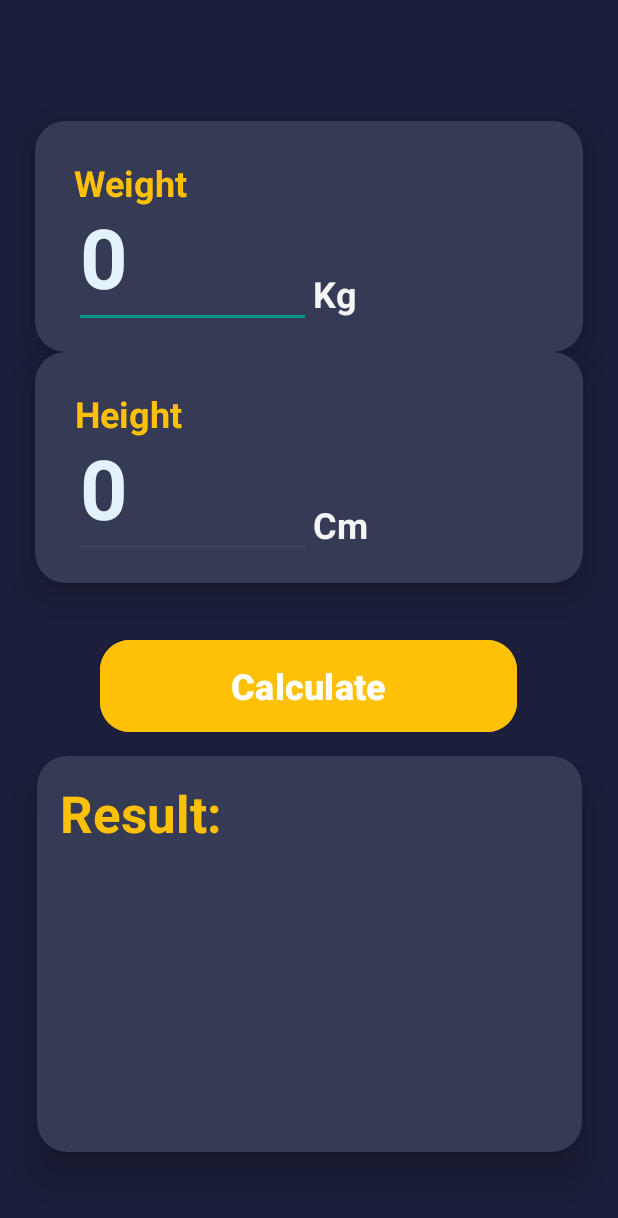
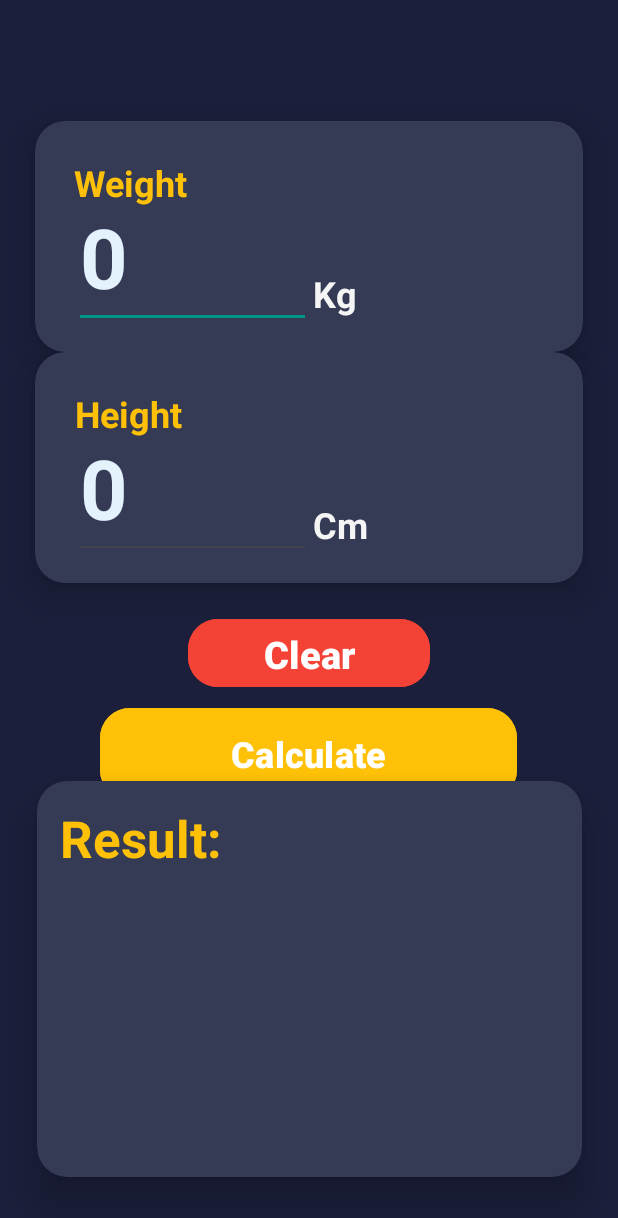
Before and after one commit to haroonwaheed19/BMICalCulator, an Android app: the screen it shows after launch (MainActivity), on a phone screen of 412 x 824 dp. Shown: the top 1218 px of the screen. Run offline under Robolectric (Android 15) with nearby library versions, the phone set to English and light mode, and no system bars.

Commit message:
added the functionality of clear button and fix some issue in the code

```diff
--- a/app/src/main/java/com/example/bmicalculator/MainActivity.kt
+++ b/app/src/main/java/com/example/bmicalculator/MainActivity.kt
@@ -1,111 +1,3 @@
-//package com.example.bmicalculator
-//
-//import android.os.Bundle
-//import android.widget.Button
-//import android.widget.EditText
-//import android.widget.TextView
-//import android.widget.Toast
-//import androidx.activity.enableEdgeToEdge
-//import androidx.appcompat.app.AppCompatActivity
-//import androidx.core.content.ContextCompat
-//import androidx.core.view.ViewCompat
-//import androidx.core.view.WindowInsetsCompat
-//
-//class MainActivity : AppCompatActivity() {
-//    override fun onCreate(savedInstanceState: Bundle?) {
-//        super.onCreate(savedInstanceState)
-//        enableEdgeToEdge()
-//        setContentView(R.layout.activity_main)
-//        ViewCompat.setOnApplyWindowInsetsListener(findViewById(R.id.main)) { v, insets ->
-//            val systemBars = insets.getInsets(WindowInsetsCompat.Type.systemBars())
-//            v.setPadding(systemBars.left, systemBars.top, systemBars.right, systemBars.bottom)
-//            insets
-//        }
-//        val weightText = findViewById<EditText>(R.id.etWeight)
-//        val heightText = findViewById<EditText>(R.id.etHeight)
-//        val calculateBtn = findViewById<Button>(R.id.btCalculate)
-//
-//        calculateBtn.setOnClickListener {
-//            var weight = weightText.text.toString().toFloat()
-//            val height = heightText.text.toString().toFloat()
-//            if(validateInput(weight.toString(),height.toString())) {
-//                var heightValue = height / 100
-//                var bmi = weight / (heightValue * heightValue)
-//                //calculate bmi to only 2 digits after decimal
-//                bmi = String.format("%.2f", bmi).toFloat()
-//                displayResult(bmi)
-//            }
-//        }
-//
-//    }
-//
-//    private fun validateInput(weight:String?,height:String?):Boolean
-//    {
-//        return when
-//        {
-//            weight.isNullOrEmpty() ->
-//            {
-//                Toast.makeText(this, "Weight is Empty", Toast.LENGTH_LONG).show()
-//                return false
-//            }
-//            height.isNullOrEmpty() ->
-//            {
-//                Toast.makeText(this, "Height is Empty", Toast.LENGTH_LONG).show()
-//                return false
-//            }
-//            else->
-//            {
-//                return true
-//            }
-//        }
-//    }
-//
-//    private fun displayResult(bmi: Float)
-//    {
-//        val result = findViewById<TextView>(R.id.tvResultIndex)
-//        val description = findViewById<TextView>(R.id.tvResult)
-//        val info = findViewById<TextView>(R.id.tvInfo)
-//
-//        val infoText = "Normal range is 18.5 - 24.9"
-//
-//        result.text = bmi.toString()
-//        info.text = infoText
-//
-//        var resultText = ""
-//        var color = 0
-//
-//        when
-//        {
-//            bmi <18.50 ->
-//            {
-//                resultText = "You are UnderWeight"
-//                color  = R.color.dark_pink
-//
-//            }
-//            bmi in 18.50..24.99 ->{
-//                resultText = "You are Healthy"
-//                color = R.color.dark_green
-//
-//            }
-//            bmi in 25.00..29.99 ->{
-//                resultText = "You are OverWeight"
-//                color = R.color.red_700
-//            }
-//            bmi > 29.99 ->{
-//                resultText = "You are Obese"
-//                color = R.color.dark_red
-//            }
-//
-//        }
-//
-//        description.setTextColor(ContextCompat.getColor(this,color))
-//        description.text = resultText
-//
-//    }
-//}
-
-
-
 package com.example.bmicalculator
 
 import android.os.Bundle
@@ -119,6 +11,13 @@ import androidx.core.view.ViewCompat
 import androidx.core.view.WindowInsetsCompat
 
 class MainActivity : AppCompatActivity() {
+    private lateinit var weightText: EditText
+    private lateinit var heightText: EditText
+    private lateinit var description: TextView
+    private lateinit var result: TextView
+    private lateinit var info: TextView
+    private lateinit var calculateBtn: Button
+    private lateinit var clearBtn: Button
     override fun onCreate(savedInstanceState: Bundle?) {
         super.onCreate(savedInstanceState)
         setContentView(R.layout.activity_main)
@@ -129,11 +28,25 @@ class MainActivity : AppCompatActivity() {
             v.setPadding(systemBars.left, systemBars.top, systemBars.right, systemBars.bottom)
             insets
         }
+        // Initialize views
+        weightText = findViewById(R.id.etWeight)
+        heightText = findViewById(R.id.etHeight)
+        result = findViewById(R.id.tvResultIndex)
+        description = findViewById(R.id.tvResult)
+        info = findViewById(R.id.tvInfo)
+        calculateBtn = findViewById(R.id.btCalculate)
+        clearBtn = findViewById(R.id.btnClear)
 
-        val weightText = findViewById<EditText>(R.id.etWeight)
-        val heightText = findViewById<EditText>(R.id.etHeight)
-        val calculateBtn = findViewById<Button>(R.id.btCalculate)
+        // Clear button functionality
+        clearBtn.setOnClickListener {
+            weightText.text.clear()
+            heightText.text.clear()
+            result.text = ""
+            description.text = ""
+            info.text = ""
+        }
 
+        // Calculate button functionality
         calculateBtn.setOnClickListener {
             val weightStr = weightText.text.toString()
             val heightStr = heightText.text.toString()
@@ -145,7 +58,6 @@ class MainActivity : AppCompatActivity() {
                 if (weight != null && height != null && weight > 0 && height > 0) {
                     val heightValue = height / 100
                     var bmi = weight / (heightValue * heightValue)
-                    // Calculate BMI to only 2 digits after the decimal
                     bmi = String.format("%.2f", bmi).toFloat()
                     displayResult(bmi)
                 } else {
@@ -161,19 +73,17 @@ class MainActivity : AppCompatActivity() {
                 Toast.makeText(this, "Weight is Empty", Toast.LENGTH_LONG).show()
                 false
             }
+
             height.isNullOrEmpty() -> {
                 Toast.makeText(this, "Height is Empty", Toast.LENGTH_LONG).show()
                 false
             }
+
             else -> true
         }
     }
 
     private fun displayResult(bmi: Float) {
-        val result = findViewById<TextView>(R.id.tvResultIndex)
-        val description = findViewById<TextView>(R.id.tvResult)
-        val info = findViewById<TextView>(R.id.tvInfo)
-
         val infoText = "Normal range is 18.5 - 24.9"
 
         result.text = bmi.toString()
@@ -187,14 +97,17 @@ class MainActivity : AppCompatActivity() {
                 resultText = "You are Underweight"
                 color = R.color.dark_pink
             }
+
             bmi in 18.50..24.99 -> {
                 resultText = "You are Healthy"
                 color = R.color.dark_green
             }
+
             bmi in 25.00..29.99 -> {
                 resultText = "You are Overweight"
                 color = R.color.red_700
             }
+
             bmi > 29.99 -> {
                 resultText = "You are Obese"
                 color = R.color.dark_red
--- a/app/src/main/res/layout/activity_main.xml
+++ b/app/src/main/res/layout/activity_main.xml
@@ -164,7 +164,7 @@
         app:layout_constraintHorizontal_bias="0.496"
         app:layout_constraintStart_toStartOf="parent"
         app:layout_constraintTop_toTopOf="parent"
-        app:layout_constraintVertical_bias="0.56" />
+        app:layout_constraintVertical_bias="0.62" />
 
     <androidx.cardview.widget.CardView
         android:id="@+id/cvResult"
@@ -179,7 +179,7 @@
         app:layout_constraintHorizontal_bias="0.5"
         app:layout_constraintStart_toStartOf="parent"
         app:layout_constraintTop_toTopOf="parent"
-        app:layout_constraintVertical_bias="0.9">
+        app:layout_constraintVertical_bias="0.93">
 
         <LinearLayout
             android:layout_width="match_parent"
@@ -227,5 +227,22 @@
         </LinearLayout>
     </androidx.cardview.widget.CardView>
 
+    <Button
+        android:id="@+id/btnClear"
+        android:layout_width="161dp"
+        android:layout_height="53dp"
+        android:backgroundTint="@color/red"
+        android:text="Clear"
+        android:textColor="@android:color/white"
+        android:textColorLink="@color/red"
+        android:textSize="25sp"
+        android:textStyle="bold"
+        app:cornerRadius="20dp"
+        app:layout_constraintBottom_toBottomOf="parent"
+        app:layout_constraintEnd_toEndOf="parent"
+        app:layout_constraintStart_toStartOf="parent"
+        app:layout_constraintTop_toTopOf="parent"
+        app:layout_constraintVertical_bias="0.53" />
+
 
 </androidx.constraintlayout.widget.ConstraintLayout>
```
